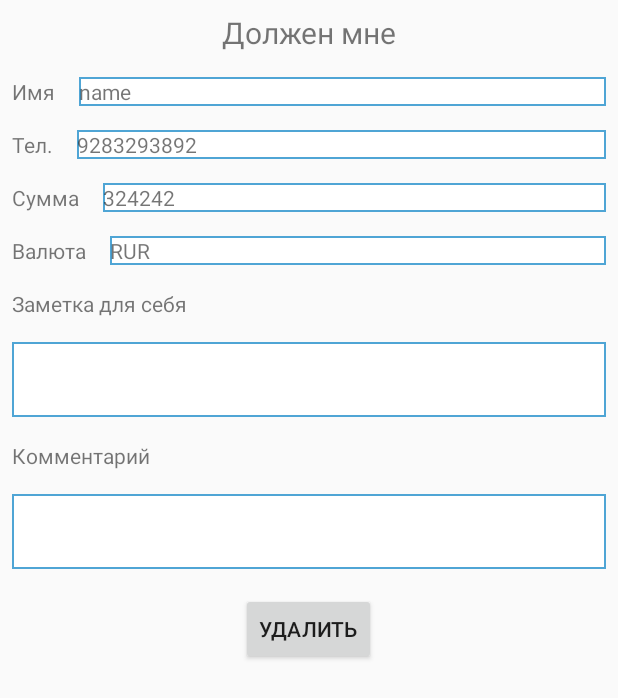
After one commit to dsaetgareev/MoneyGroup, an Android app: the layout activity_owesme_person.xml on its own in the app's theme, with its tools: preview values and no code run, on a phone screen of 412 x 824 dp. The commit adds this screen. Shown: the top 698 px of the screen. Run offline under Robolectric (Android 15) with nearby library versions, the phone set to English and light mode, and no system bars.

Commit message:
1.Должны мне

```diff
--- a/app/src/main/AndroidManifest.xml
+++ b/app/src/main/AndroidManifest.xml
@@ -28,8 +28,9 @@
         <activity android:name=".activity.Registration" />
         <activity android:name=".activity.Welcome" />
         <activity android:name=".activity.HomeActivity" />
-        <activity android:name=".activity.PersonPagerActivity" />
-        <activity android:name=".activity.ContactsActivity"></activity>
+        <activity android:name=".activity.unconfirmed.PersonPagerActivity" />
+        <activity android:name=".activity.unconfirmed.ContactsActivity" />
+        <activity android:name=".activity.owesme.OwesmePersonActivity"></activity>
     </application>
 
 </manifest>
--- a/app/src/main/java/moneygroup/devufa/ru/moneygroup/activity/HomeActivity.java
+++ b/app/src/main/java/moneygroup/devufa/ru/moneygroup/activity/HomeActivity.java
@@ -6,7 +6,7 @@ import android.support.v4.view.ViewPager;
 import android.support.v7.app.AppCompatActivity;
 
 import moneygroup.devufa.ru.moneygroup.R;
-import moneygroup.devufa.ru.moneygroup.adapters.HomePageAdapter;
+import moneygroup.devufa.ru.moneygroup.adapters.home.HomePageAdapter;
 
 public class HomeActivity extends AppCompatActivity {
 
--- a/app/src/main/java/moneygroup/devufa/ru/moneygroup/activity/ContactsActivity.java
+++ b/app/src/main/java/moneygroup/devufa/ru/moneygroup/activity/unconfirmed/ContactsActivity.java
@@ -1,4 +1,4 @@
-package moneygroup.devufa.ru.moneygroup.activity;
+package moneygroup.devufa.ru.moneygroup.activity.unconfirmed;
 
 import android.database.Cursor;
 import android.os.Bundle;
@@ -11,7 +11,7 @@ import java.util.ArrayList;
 import java.util.UUID;
 
 import moneygroup.devufa.ru.moneygroup.R;
-import moneygroup.devufa.ru.moneygroup.adapters.ContactAdapter;
+import moneygroup.devufa.ru.moneygroup.adapters.contacts.ContactAdapter;
 import moneygroup.devufa.ru.moneygroup.model.AndroidContact;
 
 public class ContactsActivity extends AppCompatActivity {
--- a/app/src/main/java/moneygroup/devufa/ru/moneygroup/activity/PersonPagerActivity.java
+++ b/app/src/main/java/moneygroup/devufa/ru/moneygroup/activity/unconfirmed/PersonPagerActivity.java
@@ -1,4 +1,4 @@
-package moneygroup.devufa.ru.moneygroup.activity;
+package moneygroup.devufa.ru.moneygroup.activity.unconfirmed;
 
 import android.content.Context;
 import android.content.Intent;
--- a/app/src/main/java/moneygroup/devufa/ru/moneygroup/adapters/ContactAdapter.java
+++ b/app/src/main/java/moneygroup/devufa/ru/moneygroup/adapters/contacts/ContactAdapter.java
@@ -1,4 +1,4 @@
-package moneygroup.devufa.ru.moneygroup.adapters;
+package moneygroup.devufa.ru.moneygroup.adapters.contacts;
 
 import android.content.Intent;
 import android.support.annotation.NonNull;
@@ -13,7 +13,7 @@ import java.util.ArrayList;
 import java.util.UUID;
 
 import moneygroup.devufa.ru.moneygroup.R;
-import moneygroup.devufa.ru.moneygroup.activity.PersonPagerActivity;
+import moneygroup.devufa.ru.moneygroup.activity.unconfirmed.PersonPagerActivity;
 import moneygroup.devufa.ru.moneygroup.model.AndroidContact;
 import moneygroup.devufa.ru.moneygroup.model.Person;
 import moneygroup.devufa.ru.moneygroup.service.PersonService;
--- a/app/src/main/java/moneygroup/devufa/ru/moneygroup/adapters/HomePageAdapter.java
+++ b/app/src/main/java/moneygroup/devufa/ru/moneygroup/adapters/home/HomePageAdapter.java
@@ -1,4 +1,4 @@
-package moneygroup.devufa.ru.moneygroup.adapters;
+package moneygroup.devufa.ru.moneygroup.adapters.home;
 
 import android.content.Context;
 import android.support.annotation.Nullable;
@@ -6,6 +6,7 @@ import android.support.v4.app.Fragment;
 import android.support.v4.app.FragmentManager;
 import android.support.v4.app.FragmentPagerAdapter;
 
+import moneygroup.devufa.ru.moneygroup.fragment.home.owesme.OwesmeFragment;
 import moneygroup.devufa.ru.moneygroup.fragment.home.unconfirmed.UnconfirmedFragment;
 
 public class HomePageAdapter extends FragmentPagerAdapter {
@@ -30,6 +31,9 @@ public class HomePageAdapter extends FragmentPagerAdapter {
             case 0:
                 return UnconfirmedFragment.newInstance(i + 1);
 
+            case 1:
+                return OwesmeFragment.newInstance(i + 1);
+
             default: return new Fragment();
         }
     }
--- a/app/src/main/java/moneygroup/devufa/ru/moneygroup/adapters/UnconfirmedAdapter.java
+++ b/app/src/main/java/moneygroup/devufa/ru/moneygroup/adapters/unconfirmed/UnconfirmedAdapter.java
@@ -1,4 +1,4 @@
-package moneygroup.devufa.ru.moneygroup.adapters;
+package moneygroup.devufa.ru.moneygroup.adapters.unconfirmed;
 
 import android.content.Intent;
 import android.support.annotation.NonNull;
@@ -20,7 +20,7 @@ import java.util.List;
 
 import moneygroup.devufa.ru.moneygroup.R;
 import moneygroup.devufa.ru.moneygroup.activity.HomeActivity;
-import moneygroup.devufa.ru.moneygroup.activity.PersonPagerActivity;
+import moneygroup.devufa.ru.moneygroup.activity.unconfirmed.PersonPagerActivity;
 import moneygroup.devufa.ru.moneygroup.model.Person;
 import moneygroup.devufa.ru.moneygroup.service.PersonService;
 
--- a/app/src/main/java/moneygroup/devufa/ru/moneygroup/fragment/home/unconfirmed/AddPersonFragment.java
+++ b/app/src/main/java/moneygroup/devufa/ru/moneygroup/fragment/home/unconfirmed/AddPersonFragment.java
@@ -22,7 +22,7 @@ import android.widget.Spinner;
 import java.util.UUID;
 
 import moneygroup.devufa.ru.moneygroup.R;
-import moneygroup.devufa.ru.moneygroup.activity.ContactsActivity;
+import moneygroup.devufa.ru.moneygroup.activity.unconfirmed.ContactsActivity;
 import moneygroup.devufa.ru.moneygroup.activity.HomeActivity;
 import moneygroup.devufa.ru.moneygroup.model.Person;
 import moneygroup.devufa.ru.moneygroup.service.PersonService;
--- a/app/src/main/java/moneygroup/devufa/ru/moneygroup/fragment/home/unconfirmed/UnconfirmedFragment.java
+++ b/app/src/main/java/moneygroup/devufa/ru/moneygroup/fragment/home/unconfirmed/UnconfirmedFragment.java
@@ -19,8 +19,8 @@ import android.widget.TextView;
 import java.util.List;
 
 import moneygroup.devufa.ru.moneygroup.R;
-import moneygroup.devufa.ru.moneygroup.activity.PersonPagerActivity;
-import moneygroup.devufa.ru.moneygroup.adapters.UnconfirmedAdapter;
+import moneygroup.devufa.ru.moneygroup.activity.unconfirmed.PersonPagerActivity;
+import moneygroup.devufa.ru.moneygroup.adapters.unconfirmed.UnconfirmedAdapter;
 import moneygroup.devufa.ru.moneygroup.model.Person;
 import moneygroup.devufa.ru.moneygroup.service.PersonService;
 
--- a/app/src/main/res/layout/activity_contacts.xml
+++ b/app/src/main/res/layout/activity_contacts.xml
@@ -4,7 +4,7 @@
     xmlns:tools="http://schemas.android.com/tools"
     android:layout_width="match_parent"
     android:layout_height="match_parent"
-    tools:context=".activity.ContactsActivity">
+    tools:context=".activity.unconfirmed.ContactsActivity">
 
     <android.support.v7.widget.RecyclerView
         android:id="@+id/rv_for_contacts"
--- /dev/null
+++ b/app/src/main/res/layout/activity_owesme_person.xml
@@ -0,0 +1,190 @@
+<?xml version="1.0" encoding="utf-8"?>
+<RelativeLayout xmlns:android="http://schemas.android.com/apk/res/android"
+    xmlns:app="http://schemas.android.com/apk/res-auto"
+    xmlns:tools="http://schemas.android.com/tools"
+    android:layout_width="match_parent"
+    android:layout_height="match_parent"
+    tools:context=".activity.owesme.OwesmePersonActivity">
+
+    <LinearLayout
+        android:id="@+id/ll_omp_form_container"
+        android:layout_width="match_parent"
+        android:layout_height="wrap_content"
+        android:orientation="vertical"
+        >
+
+        <TextView
+            android:id="@+id/tv_omp_title"
+            android:layout_width="match_parent"
+            android:layout_height="wrap_content"
+            android:text="@string/tv_omp_title"
+            android:textSize="20dp"
+            android:textAlignment="center"
+            android:layout_margin="@dimen/google_1x"
+            />
+
+        <LinearLayout
+            android:layout_width="match_parent"
+            android:layout_height="wrap_content"
+            android:orientation="horizontal"
+            >
+
+            <LinearLayout
+                android:layout_width="match_parent"
+                android:layout_height="wrap_content"
+                android:layout_weight="5"
+                >
+                <TextView
+                    android:id="@+id/tv_omp_name_title"
+                    android:layout_width="wrap_content"
+                    android:layout_height="wrap_content"
+                    android:text="@string/tv_name"
+                    android:layout_margin="@dimen/google_1x"
+                    />
+
+                <TextView
+                    android:id="@+id/tv_omp_name"
+                    android:layout_width="match_parent"
+                    android:layout_height="wrap_content"
+                    android:background="@drawable/back"
+                    android:text="name"
+                    android:layout_margin="@dimen/google_1x"
+                    />
+            </LinearLayout>
+
+        </LinearLayout>
+
+        <LinearLayout
+            android:layout_width="match_parent"
+            android:layout_height="wrap_content"
+            android:orientation="horizontal"
+            >
+
+            <TextView
+                android:id="@+id/tv_omp_phone_title"
+                android:layout_width="wrap_content"
+                android:layout_height="wrap_content"
+                android:text="@string/tel"
+                android:layout_margin="@dimen/google_1x"
+                />
+
+            <TextView
+                android:id="@+id/tv_omp_phone"
+                android:layout_width="match_parent"
+                android:layout_height="wrap_content"
+                android:text="9283293892"
+                android:background="@drawable/back"
+                android:layout_margin="@dimen/google_1x"
+                />
+        </LinearLayout>
+
+        <LinearLayout
+            android:layout_width="match_parent"
+            android:layout_height="wrap_content"
+            android:orientation="horizontal"
+            >
+
+            <TextView
+                android:id="@+id/tv_omp_summ_title"
+                android:layout_width="wrap_content"
+                android:layout_height="wrap_content"
+                android:text="@string/summ"
+                android:layout_margin="@dimen/google_1x"
+                />
+
+            <TextView
+                android:id="@+id/tv_omp_summ"
+                android:layout_width="match_parent"
+                android:layout_height="wrap_content"
+                android:text="324242"
+                android:background="@drawable/back"
+                android:layout_margin="@dimen/google_1x"
+                />
+        </LinearLayout>
+
+        <LinearLayout
+            android:layout_width="match_parent"
+            android:layout_height="wrap_content"
+            android:orientation="horizontal"
+            >
+
+            <TextView
+                android:id="@+id/tv_omp_currency_title"
+                android:layout_width="wrap_content"
+                android:layout_height="wrap_content"
+                android:text="@string/currency"
+                android:layout_margin="@dimen/google_1x"
+                />
+
+            <TextView
+                android:id="@+id/tv_omp_currency"
+                android:layout_width="match_parent"
+                android:layout_height="wrap_content"
+                android:text="RUR"
+                android:background="@drawable/back"
+                android:layout_margin="@dimen/google_1x"
+                />
+
+        </LinearLayout>
+
+        <LinearLayout
+            android:layout_width="match_parent"
+            android:layout_height="wrap_content"
+            android:orientation="vertical"
+            >
+
+            <TextView
+                android:id="@+id/tv_omp_note_for_yourself_title"
+                android:layout_width="wrap_content"
+                android:layout_height="wrap_content"
+                android:text="@string/note_for_yourself"
+                android:layout_margin="@dimen/google_1x"
+                />
+
+            <TextView
+                android:id="@+id/tv_omp_note_for_yourself"
+                android:layout_width="match_parent"
+                android:layout_height="50dp"
+                android:background="@drawable/back"
+                android:layout_margin="@dimen/google_1x"
+                />
+        </LinearLayout>
+
+        <LinearLayout
+            android:layout_width="match_parent"
+            android:layout_height="wrap_content"
+            android:orientation="vertical"
+            >
+
+            <TextView
+                android:id="@+id/tv_omp_comment_title"
+                android:layout_width="wrap_content"
+                android:layout_height="wrap_content"
+                android:text="@string/Comment"
+                android:layout_margin="@dimen/google_1x"
+                />
+
+            <TextView
+                android:id="@+id/tv_omp_comment"
+                android:layout_width="match_parent"
+                android:layout_height="50dp"
+                android:background="@drawable/back"
+                android:layout_margin="@dimen/google_1x"
+                />
+        </LinearLayout>
+
+    </LinearLayout>
+
+    <Button
+        android:id="@+id/bt_omp_delete"
+        android:layout_width="wrap_content"
+        android:layout_height="wrap_content"
+        android:layout_below="@id/ll_omp_form_container"
+        android:text="@string/btn_to_delete"
+        android:layout_centerHorizontal="true"
+        android:layout_margin="@dimen/google_1x"
+        />
+
+
+
+</RelativeLayout>
--- a/app/src/main/res/layout/fg_unconfirmed_debts.xml
+++ b/app/src/main/res/layout/fg_unconfirmed_debts.xml
@@ -4,8 +4,8 @@
     android:layout_height="match_parent">
 
     <android.support.v7.widget.RecyclerView
+        xmlns:android="http://schemas.android.com/apk/res/android"
         android:id="@+id/rv_for_unconfirmed_item"
-        xmlns:android="http://schemas.android.com/apk/res/android"
         android:layout_width="match_parent"
         android:layout_height="match_parent"
         >
@@ -25,14 +25,14 @@
             android:id="@+id/bt_unc_to_arhive"
             android:layout_width="wrap_content"
             android:layout_height="wrap_content"
-            android:text="В архив"
+            android:text="@string/btn_to_archiv"
             android:layout_marginRight="@dimen/google_1x"
             />
         <Button
             android:id="@+id/bt_unc_delete"
             android:layout_width="wrap_content"
             android:layout_height="wrap_content"
-            android:text="Удалить"
+            android:text="@string/btn_to_delete"
             android:layout_marginLeft="@dimen/google_1x"
             />
     </LinearLayout>
--- a/app/src/main/res/values/strings.xml
+++ b/app/src/main/res/values/strings.xml
@@ -54,6 +54,11 @@
     <string name="tv_change_password">Сменить пароль</string>
     <string name="enter_confirmation_code">Введите код подтверждения</string>
     <string name="send_request">Отправить запрос</string>
+    <string name="tv_name">Имя</string>
+    <string name="tel">Тел.</string>
+    <string name="tv_omp_title">Должен мне</string>
+    <string name="btn_to_archiv">В архив</string>
+    <string name="btn_to_delete">Удалить</string>
 
 
     <string-array name="language_array">
```
Also changed, not shown: app/src/main/java/moneygroup/devufa/ru/moneygroup/activity/owesme/OwesmePersonActivity.java (added, +62 -0 lines), app/src/main/java/moneygroup/devufa/ru/moneygroup/adapters/owesme/OwesmeAdapter.java (added, +88 -0 lines), app/src/main/java/moneygroup/devufa/ru/moneygroup/fragment/home/owesme/OwesmeFragment.java (added, +65 -0 lines), app/src/main/res/layout/fg_owesme_debts.xml (added, +14 -0 lines), app/src/main/res/layout/list_item_owesme_debt.xml (added, +38 -0 lines), 2 other files.
